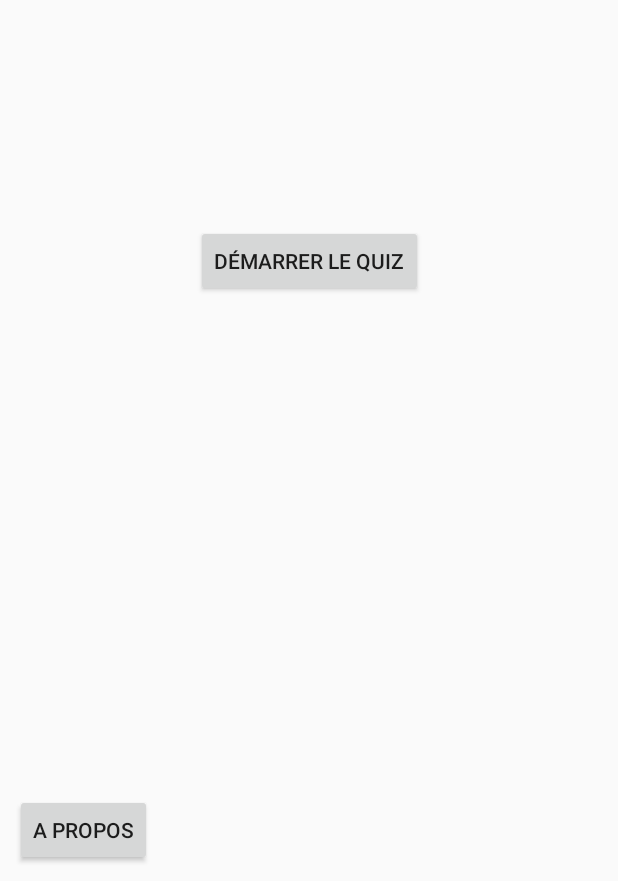
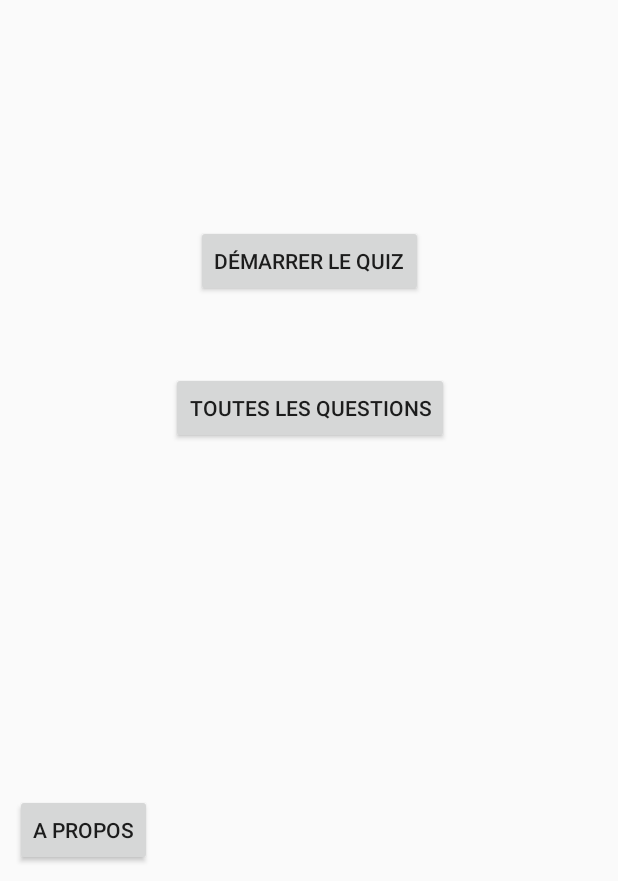
Before and after one commit to tititanou/cinequizz, an Android app: the screen it shows after launch (HomeActivity), on a phone screen of 412 x 824 dp, the part 355-1236 px from its top. Run offline under Robolectric (Android 15) with nearby library versions, the phone set to English and light mode, and no system bars.

Commit message:
story12 -difficulté

```diff
--- a/app/src/main/java/com/tania/cinequizz/Answer.java
+++ b/app/src/main/java/com/tania/cinequizz/Answer.java
@@ -5,12 +5,12 @@ import android.os.Parcelable;
 
 
 public class Answer implements Parcelable {
-    private int media;
-    private String mediaType;
-    private String question;
-    private String rightAnswer;
-    private String falseAnswer1;
-    private String falseAnswer2;
+    public final int media;
+    public final String mediaType;
+    public final String question;
+    public final String rightAnswer;
+    public final String falseAnswer1;
+    public final String falseAnswer2;
 
     public Answer(int media, String mediaType, String question, String rightAnswer, String falseAnswer1, String falseAnswer2) {
         this.media = media;
--- a/app/src/main/java/com/tania/cinequizz/HomeActivity.java
+++ b/app/src/main/java/com/tania/cinequizz/HomeActivity.java
@@ -88,6 +88,14 @@ public class HomeActivity extends AppCompatActivity  {
         Typeface custom_font = Typeface.createFromAsset(getAssets(),"fonts/cinema_st.ttf");
         hv.setTypeface(custom_font);
         goToQuiz(intent);
+        Button listButton= findViewById(R.id.listButton);
+        listButton.setOnClickListener(new View.OnClickListener() {
+            @Override
+            public void onClick(View v) {
+                goToList();
+            }
+        });
+
         goToAbout();
 
     }
@@ -100,6 +108,11 @@ public class HomeActivity extends AppCompatActivity  {
                 startActivity(intent);
             }
         });
+    }
+
+    private void goToList(){
+        final Intent intent3 = new Intent(this, QuestionsListActivity.class);
+        startActivity(intent3);
     }
 
     private void goToAbout() {
--- a/app/src/main/res/layout/activity_home.xml
+++ b/app/src/main/res/layout/activity_home.xml
@@ -46,4 +46,15 @@
         android:text="A propos"
         app:layout_constraintBottom_toBottomOf="parent"
         app:layout_constraintStart_toStartOf="parent" />
+
+    <Button
+        android:id="@+id/listButton"
+        android:layout_width="wrap_content"
+        android:layout_height="wrap_content"
+        android:layout_marginTop="50dp"
+        android:text="Toutes les questions"
+        app:layout_constraintEnd_toEndOf="@+id/ButtonQuiz"
+        app:layout_constraintHorizontal_bias="0.492"
+        app:layout_constraintStart_toStartOf="@+id/ButtonQuiz"
+        app:layout_constraintTop_toBottomOf="@+id/ButtonQuiz" />
 </androidx.constraintlayout.widget.ConstraintLayout>
```
Also changed, not shown: app/src/main/AndroidManifest.xml (+5 -6 lines), app/src/main/java/com/tania/cinequizz/AnswerAdapter.java (added, +66 -0 lines), app/src/main/java/com/tania/cinequizz/QuestionsListActivity.java (added, +55 -0 lines), app/src/main/res/layout/activity_questions_list.xml (added, +20 -0 lines), app/src/main/res/layout/item_answer.xml (added, +47 -0 lines).
